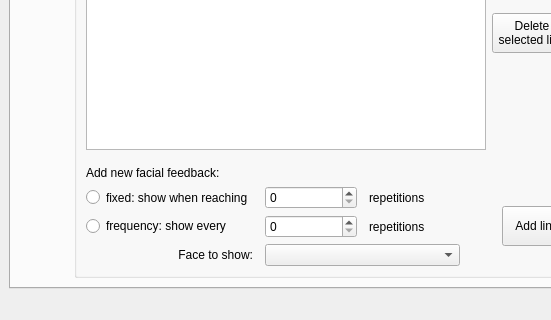
Qt form src/gui/ui_files/QTRehaZenterGUI.ui (tolgasaglik/rehabilitation_framework) before a commit; both pictures show x 0 to 551 and y 450 to 770 of the 659 by 770 pixel window.
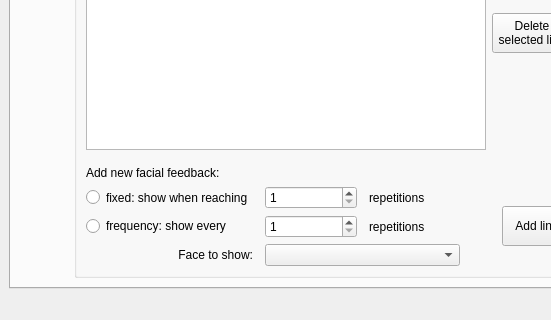
The same form after that commit. The open tabs and pages were chosen to show the change. Icons and pictures are not drawn.

Commit message: Implemented some more GUI functionality

Patch:
```diff
--- a/src/gui/ui_files/QTRehaZenterGUI.ui
+++ b/src/gui/ui_files/QTRehaZenterGUI.ui
@@ -27,7 +27,7 @@
   </property>
   <widget class="QWidget" name="centralWidget">
    <layout class="QGridLayout" name="gridLayout_2">
-    <item row="0" column="1">
+    <item row="0" column="0">
      <widget class="QTabWidget" name="tabWidget">
       <property name="sizePolicy">
        <sizepolicy hsizetype="Minimum" vsizetype="Minimum">
@@ -629,10 +629,18 @@
               <number>12</number>
              </property>
              <item row="1" column="1">
-              <widget class="QSpinBox" name="spnFrequencyReps"/>
+              <widget class="QSpinBox" name="spnFrequencyReps">
+               <property name="minimum">
+                <number>1</number>
+               </property>
+              </widget>
              </item>
              <item row="0" column="1">
-              <widget class="QSpinBox" name="spnFixedReps"/>
+              <widget class="QSpinBox" name="spnFixedReps">
+               <property name="minimum">
+                <number>1</number>
+               </property>
+              </widget>
              </item>
              <item row="0" column="0">
               <widget class="QRadioButton" name="rdFixed">
```
Left out of the diff: 22 changed lines with no effect on the pictures. The commit also changes 2 other files.
